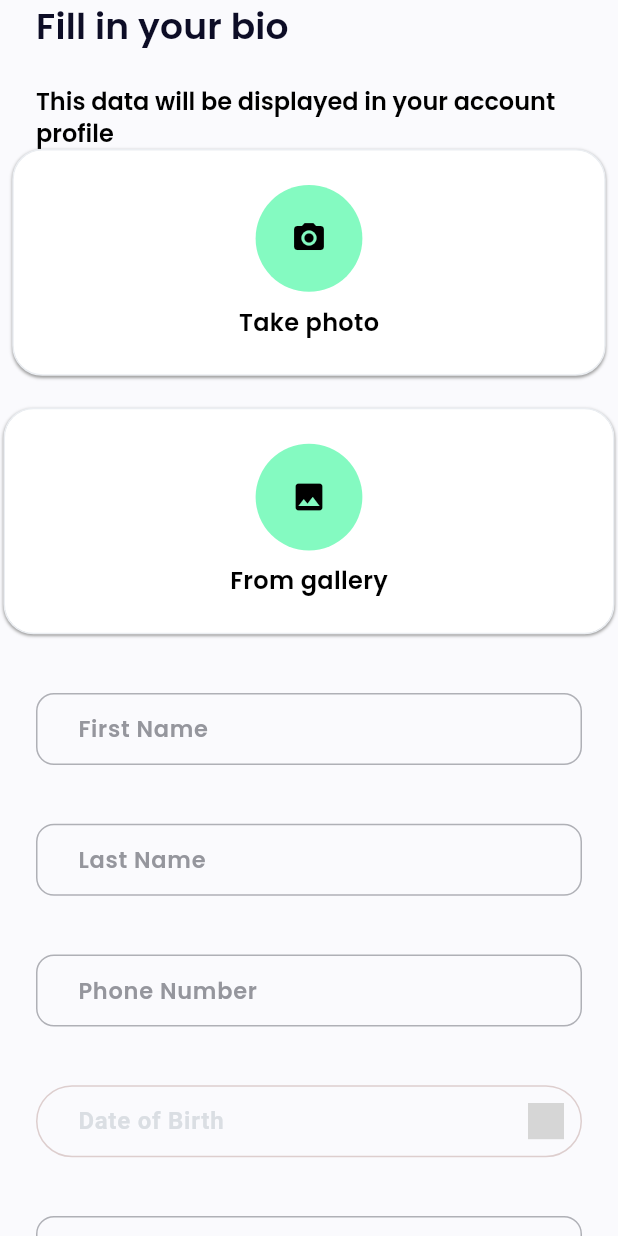
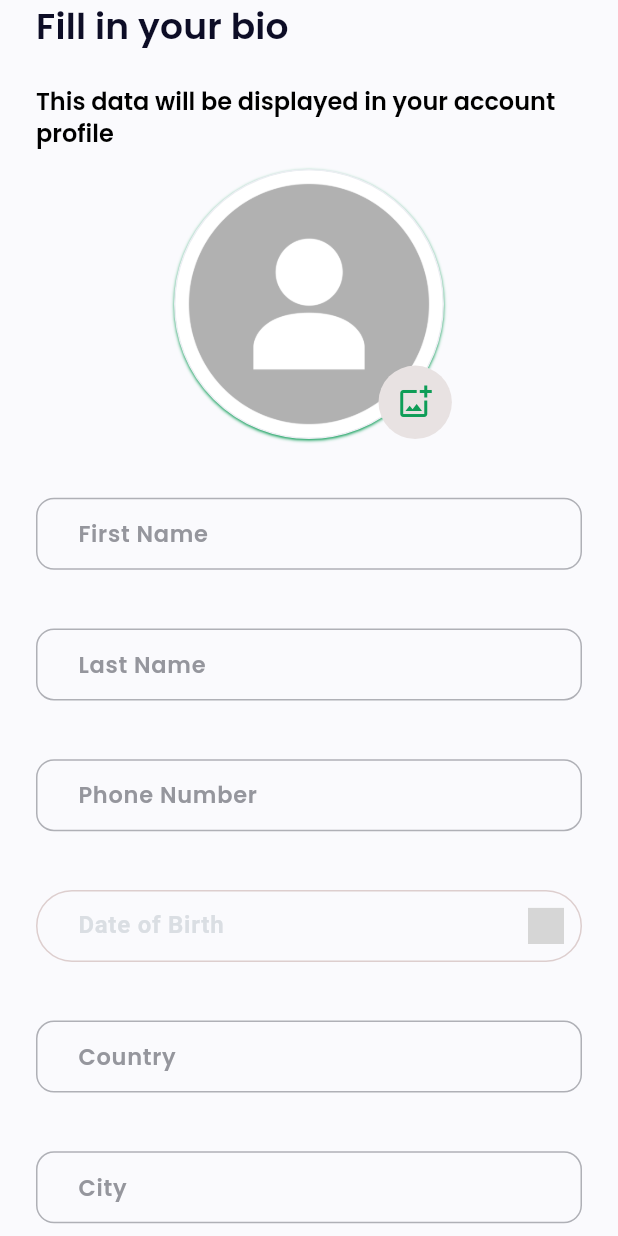
Before and after one commit to bek-n/OneWork, a Flutter app: the screen it shows after launch, on a phone screen of 412 x 824 dp. Run offline on Flutter 3.47's test engine with Material 2 defaults, Android fonts, the phone set to English and light mode, and no system bars; our stand-ins replace cached_network_image, dio, firebase_core, firebase_messaging, flutter_screenutil, flutter_snake_navigationbar and 7 more; missing offline and left inert: day_night_switcher, flutter_overboard; accounts and stored records are empty; grey boxes are pictures that could not be loaded.

Commit message:
modified fill bio UI

```diff
--- a/lib/view/components/uploading_photo.dart
+++ b/lib/view/components/uploading_photo.dart
@@ -1,6 +1,6 @@
+import 'package:flutter/cupertino.dart';
 import 'package:flutter/material.dart';
 import 'package:flutter_screenutil/flutter_screenutil.dart';
-import 'package:image_picker/image_picker.dart';
 import 'package:provider/provider.dart';
 import '../../controller/auth_controller.dart';
 import '../style/style.dart';
@@ -13,82 +13,95 @@ class UploadingPhoto extends StatefulWidget {
 }
 
 class _UploadingPhotoState extends State<UploadingPhoto> {
-
-
   @override
-
   Widget build(BuildContext context) {
-    final state = context.watch<AuthController>();
+    final event = context.read<AuthController>();
     return Column(
       children: [
+        15.verticalSpace,
+        Stack(
+          children: [
             Container(
-          padding: const EdgeInsets.symmetric(horizontal: 150, vertical: 23),
               decoration: BoxDecoration(
-              boxShadow: const[
+                  shape: BoxShape.circle,
+                  boxShadow: const [
                     BoxShadow(
-                    blurRadius: 1, offset: Offset(-0, 1), color: Colors.grey)
+                        blurRadius: 1,
+                        offset: Offset(-0, 1),
+                        color: Style.primaryColor)
                   ],
-              borderRadius: const BorderRadius.all(Radius.circular(20)),
                   color: Colors.white,
                   border: Border.all(color: const Color(0xffEBEEF2))),
               child: Column(
                 children: [
                   InkWell(
                     onTap: () async {
-               state.image  = await state.picker.pickImage(source: ImageSource.camera);
-                print("xfile: ${state.image ?.path}");
+                      event.getImageFromCamera();
                     },
                     child: Container(
-                  height: 80.h,
-                  width: 80.w,
+                      height: 200.h,
+                      width: 200.w,
                       decoration: const BoxDecoration(
+                        image: DecorationImage(
+                            image: AssetImage('assets/images/profile.png'),
+                            fit: BoxFit.cover),
                         shape: BoxShape.circle,
-                      color: Style.primaryDisabledColor),
-                  child: const Icon(
-                    Icons.photo_camera,
-                    color: Style.blackColor,
                       ),
                     ),
                   ),
-              10.verticalSpace,
-              Text('Take photo', style: Style.textStyleRegular2()),
                 ],
               ),
             ),
-        24.verticalSpace,
-        Container(
-          padding: const EdgeInsets.symmetric(horizontal: 150, vertical: 23),
-          decoration: BoxDecoration(
-              boxShadow: const[
-                 BoxShadow(
-                    blurRadius: 1, offset: Offset(-0, 1), color: Colors.grey)
+            Positioned(
+              bottom: 0,
+              right: 0,
+              child: GestureDetector(
+                onTap: () {
+                  showCupertinoDialog(
+                      context: context,
+                      builder: ((context) => CupertinoAlertDialog(
+                            title: const Text('Choose'),
+                            actions: [
+                              CupertinoButton(
+                                  onPressed: (() async {
+                                    event.getImageFromCamera();
+
+                                    // ignore: use_build_context_synchronously
+                                    Navigator.pop(context);
+                                  }),
+                                  child: const Text("Take photo")),
+                              CupertinoButton(
+                                  onPressed: (() async {
+                                    event.getImageFromGallery();
+
+                                    // ignore: use_build_context_synchronously
+                                    Navigator.pop(context);
+                                  }),
+                                  child: const Text("From Gallery")),
+                              CupertinoButton(
+                                  onPressed: (() async {
+                                    Navigator.pop(context);
+                                  }),
+                                  child: const Text('Cancel'))
                             ],
-              borderRadius: const BorderRadius.all(Radius.circular(20)),
-              color: Colors.white,
-              border: Border.all(color: const Color(0xffEBEEF2))),
-          child: Column(
-            children: [
-              InkWell(
-                onTap: () async {
-                 state.image  = await state.picker.pickImage(source: ImageSource.gallery);
-                print("xfile: ${state.image ?.path}");
+                          )));
                 },
                 child: Container(
-                  height: 80.h,
-                  width: 80.w,
+                  height: 55.h,
+                  width: 55.w,
                   decoration: const BoxDecoration(
+                    color: Color.fromARGB(255, 232, 226, 226),
                     shape: BoxShape.circle,
-                      color: Style.primaryDisabledColor),
+                  ),
+                  padding: EdgeInsets.all(8.r),
                   child: const Icon(
-                    Icons.photo,
-                    color: Style.blackColor,
+                    Icons.add_photo_alternate_outlined,
+                    color: Style.primaryColor,
                   ),
                 ),
               ),
-              10.verticalSpace,
-              Text('From gallery', style: Style.textStyleRegular2()),
+            )
           ],
-          ),
         ),
       ],
     );
--- a/lib/view/pages/auth/fill_bio.dart
+++ b/lib/view/pages/auth/fill_bio.dart
@@ -1,4 +1,6 @@
 // ignore_for_file: prefer_const_constructors
+
+import 'dart:io';
 
 import 'package:flutter/material.dart';
 import 'package:flutter_screenutil/flutter_screenutil.dart';
@@ -105,7 +107,9 @@ class _FillBioPageState extends State<FillBioPage> {
                             decoration: BoxDecoration(
                               shape: BoxShape.circle,
                               image: DecorationImage(
-                                  image: NetworkImage(state.imageUrl ?? ''),
+                                  image: FileImage(
+                                    File('${state.image?.path}'),
+                                  ),
                                   fit: BoxFit.cover),
                             ),
                           ),
@@ -237,23 +241,6 @@ class _FillBioPageState extends State<FillBioPage> {
                   child: CustomTextFrom(
                     validator: (s) {
                       if (s?.isEmpty ?? true) {
-                        return "Please enter your Bio";
-                      }
-                      return null;
-                    },
-                    label: 'Bio',
-                    isObscure: false,
-                    controller: country,
-                    keyboardType: TextInputType.emailAddress,
-                    hintext: '',
-                  ),
-                ),
-                35.verticalSpace,
-                Padding(
-                  padding: const EdgeInsets.only(top: 8, left: 24, right: 24),
-                  child: CustomTextFrom(
-                    validator: (s) {
-                      if (s?.isEmpty ?? true) {
                         return "Please enter your City";
                       }
                       return null;
```
Also changed, not shown: lib/controller/auth_controller.dart (+15 -3 lines), lib/view/components/photo_editing.dart (+9 -5 lines), assets/images/profile.png (added). Lines whose indentation alone changed are shown as unchanged.
